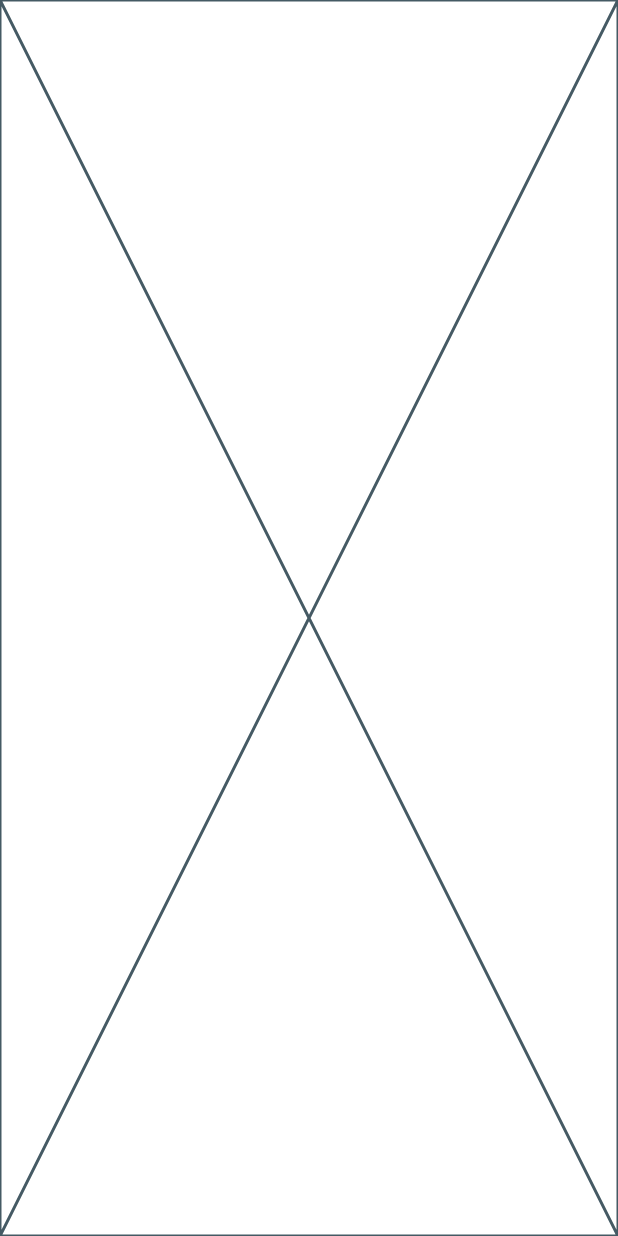
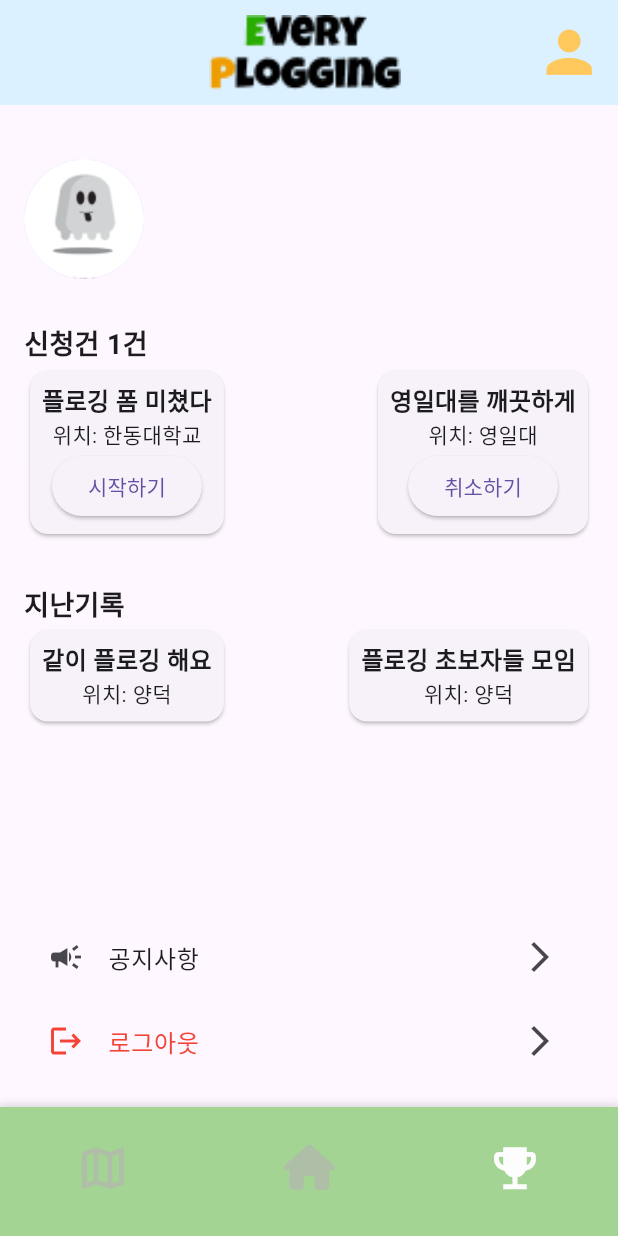
Before and after one commit to hzlloni/EveryPlogging, a Flutter app: the screen it shows after launch, after a tap on "로그인 하기", after a tap on the "person" icon, on a phone screen of 412 x 824 dp. Run offline on Flutter 3.47's test engine with Material 3 defaults, Android fonts, the phone set to English and light mode, and no system bars; our stand-ins replace carousel_slider, cloud_firestore, firebase_auth, firebase_core, font_awesome_flutter, geolocator and 3 more; accounts and stored records are empty.

Commit message:
make notify.dart

```diff
--- a/lib/homepage.dart
+++ b/lib/homepage.dart
@@ -64,9 +64,7 @@ class _HomePageState extends State<HomePage> {
           ),
           Expanded(
             child: ListView(
-              children: [
-
-              ],
+              children: [],
             ),
           ),
         ],
--- a/lib/profile.dart
+++ b/lib/profile.dart
@@ -1,4 +1,10 @@
+import 'package:everyplogging/login.dart';
+import 'package:everyplogging/notify.dart';
+import 'package:everyplogging/widget/bottombar.dart';
+import 'package:everyplogging/widget/subappbar.dart';
+import 'package:firebase_auth/firebase_auth.dart';
 import 'package:flutter/material.dart';
+import 'package:cloud_firestore/cloud_firestore.dart';
 
 class Profile extends StatefulWidget {
   const Profile({super.key});
@@ -8,8 +14,178 @@ class Profile extends StatefulWidget {
 }
 
 class _ProfileState extends State<Profile> {
+  String name = '';
+  String school = '';
+  int hours = 0;
+
+  @override
+  void initState() {
+    super.initState();
+    _getUserData();
+  }
+
+  void _getUserData() async {
+    if (currentUserId != null) {
+      DocumentSnapshot userDoc = await FirebaseFirestore.instance
+          .collection('users')
+          .doc(currentUserId)
+          .get();
+      setState(() {
+        name = userDoc['name'];
+        school = userDoc['school'];
+        //hours = userDoc['hours'];
+      });
+    }
+  }
+
+  Future<void> _logout() async {
+    await FirebaseAuth.instance.signOut();
+    Navigator.pushAndRemoveUntil(
+      context,
+      MaterialPageRoute(builder: (context) => const Login()),
+      (Route<dynamic> route) => false,
+    );
+  }
+
   @override
   Widget build(BuildContext context) {
-    return const Placeholder();
+    return Scaffold(
+      appBar: SubAppBar(),
+      bottomNavigationBar: BottomNavi(
+        selectedIndex: 2,
+        onItemTapped: (index) {
+          print('Selected Index: $index');
+        },
+      ),
+      body: Padding(
+        padding: const EdgeInsets.all(16.0),
+        child: Column(
+          children: [
+            SizedBox(height: 20),
+            Row(
+              children: [
+                CircleAvatar(
+                  radius: 40,
+                  backgroundImage: AssetImage('assets/profile.png'),
+                ),
+                SizedBox(width: 20),
+                Column(
+                  crossAxisAlignment: CrossAxisAlignment.start,
+                  children: [
+                    Text(
+                      name,
+                      style:
+                          TextStyle(fontSize: 20, fontWeight: FontWeight.bold),
+                    ),
+                    Text(
+                      school,
+                      style: TextStyle(fontSize: 16, color: Colors.grey),
+                    ),
+                  ],
+                ),
+                Spacer(),
+                // Text(
+                //     "$hours시간",
+                //     style: TextStyle(fontSize: 20, fontWeight: FontWeight.bold),
+                //     ),
+              ],
+            ),
+            SizedBox(height: 30),
+            _buildSectionHeader("신청건 1건"),
+            Row(
+              mainAxisAlignment: MainAxisAlignment.spaceBetween,
+              children: [
+                _buildRequestCard("플로깅 폼 미쳤다", "한동대학교", "시작하기"),
+                _buildRequestCard("영일대를 깨끗하게", "영일대", "취소하기"),
+              ],
+            ),
+            SizedBox(height: 30),
+            _buildSectionHeader("지난기록"),
+            Row(
+              mainAxisAlignment: MainAxisAlignment.spaceBetween,
+              children: [
+                _buildHistoryCard("같이 플로깅 해요", "양덕"),
+                _buildHistoryCard("플로깅 초보자들 모임", "양덕"),
+              ],
+            ),
+            Spacer(),
+            _buildNavigationButton1("공지사항", Icons.campaign),
+            _buildNavigationButton2("로그아웃", Icons.logout, isLogout: true),
+          ],
+        ),
+      ),
+    );
+  }
+
+  Widget _buildSectionHeader(String title) {
+    return Align(
+      alignment: Alignment.centerLeft,
+      child: Text(
+        title,
+        style: TextStyle(fontSize: 18, fontWeight: FontWeight.bold),
+      ),
+    );
+  }
+
+  Widget _buildRequestCard(String title, String location, String buttonLabel) {
+    return Card(
+      child: Padding(
+        padding: const EdgeInsets.all(8.0),
+        child: Column(
+          children: [
+            Text(title,
+                style: TextStyle(fontSize: 16, fontWeight: FontWeight.bold)),
+            Text("위치: $location"),
+            ElevatedButton(onPressed: () {}, child: Text(buttonLabel)),
+          ],
+        ),
+      ),
+    );
+  }
+
+  Widget _buildHistoryCard(String title, String location) {
+    return Card(
+      child: Padding(
+        padding: const EdgeInsets.all(8.0),
+        child: Column(
+          children: [
+            Text(title,
+                style: TextStyle(fontSize: 16, fontWeight: FontWeight.bold)),
+            Text("위치: $location"),
+          ],
+        ),
+      ),
+    );
+  }
+
+  Widget _buildNavigationButton1(String title, IconData icon,
+      {bool isLogout = false}) {
+    return ListTile(
+      leading: Icon(icon, color: isLogout ? Colors.red : null),
+      title: Text(title, style: TextStyle(color: isLogout ? Colors.red : null)),
+      trailing: Icon(Icons.arrow_forward_ios),
+      onTap: () {
+        Navigator.push(
+          context,
+          MaterialPageRoute(builder: (context) => const Notify()),
+        );
+      },
+    );
+  }
+
+  Widget _buildNavigationButton2(String title, IconData icon,
+      {bool isLogout = false}) {
+    return ListTile(
+      leading: Icon(icon, color: isLogout ? Colors.red : null),
+      title: Text(title, style: TextStyle(color: isLogout ? Colors.red : null)),
+      trailing: Icon(Icons.arrow_forward_ios),
+      onTap: () {
+        if (isLogout) {
+          _logout();
+        } else {
+          // Add navigation functionality here
+        }
+      },
+    );
   }
 }
--- /dev/null
+++ b/lib/widget/subappbar.dart
@@ -0,0 +1,58 @@
+import 'package:everyplogging/profile.dart';
+import 'package:flutter/material.dart';
+
+class SubAppBar extends StatelessWidget implements PreferredSizeWidget {
+  const SubAppBar({Key? key}) : super(key: key);
+
+  static const IconData profileIcon = Icons.account_circle; // 프로필 아이콘
+
+  @override
+  Widget build(BuildContext context) {
+    return Container(
+      decoration: BoxDecoration(
+        color: const Color(0xFFDCF1FF),
+        boxShadow: [
+          BoxShadow(
+            color: Colors.transparent, // 그림자 제거
+            offset: Offset(0, 0),
+            blurRadius: 0,
+          ),
+        ],
+      ),
+      child: SafeArea(
+        child: Row(
+          mainAxisAlignment: MainAxisAlignment.spaceBetween, // 양 끝으로 정렬
+          children: [
+            const SizedBox(width: 50), // 왼쪽 여백 공간
+            Expanded(
+              child: Center(
+                child: Image.asset(
+                  'assets/appbarlogo.png',
+                  height: 50, // Adjust height as needed
+                  fit: BoxFit.contain,
+                ),
+              ),
+            ),
+            IconButton(
+              padding: const EdgeInsets.only(right: 10),
+              icon: const Icon(
+                Icons.person,
+                color: Color(0xFFFFC85C),
+                size: 45, // 아이콘 크기 조정
+              ), // 하얀색 프로필 아이콘
+              onPressed: () {
+                Navigator.push(
+                  context,
+                  MaterialPageRoute(builder: (context) => const Profile()),
+                );
+              },
+            ),
+          ],
+        ),
+      ),
+    );
+  }
+
+  @override
+  Size get preferredSize => const Size.fromHeight(70);
+}
--- a/pubspec.yaml
+++ b/pubspec.yaml
@@ -11,6 +11,7 @@ environment:
 dependencies:
   flutter:
     sdk: flutter
+  youtube_player_flutter: ^8.0.0
 
 
   cupertino_icons: ^1.0.6
@@ -58,6 +59,8 @@ flutter:
      - assets/banner.png
      - assets/placeholder.png
      - assets/marker.png
+     - assets/notice.png
+     - assets/profile.png
 
 
   # example:
```
Also changed, not shown: firepit-log.txt (added, +13 -0 lines), lib/login.dart (+8 -4 lines), lib/notify.dart (added, +134 -0 lines), assets/notice.png (added), assets/profile.png (added), lib/widget/bottombar.dart (line endings or trailing spaces), pubspec.lock, 2 other files.
